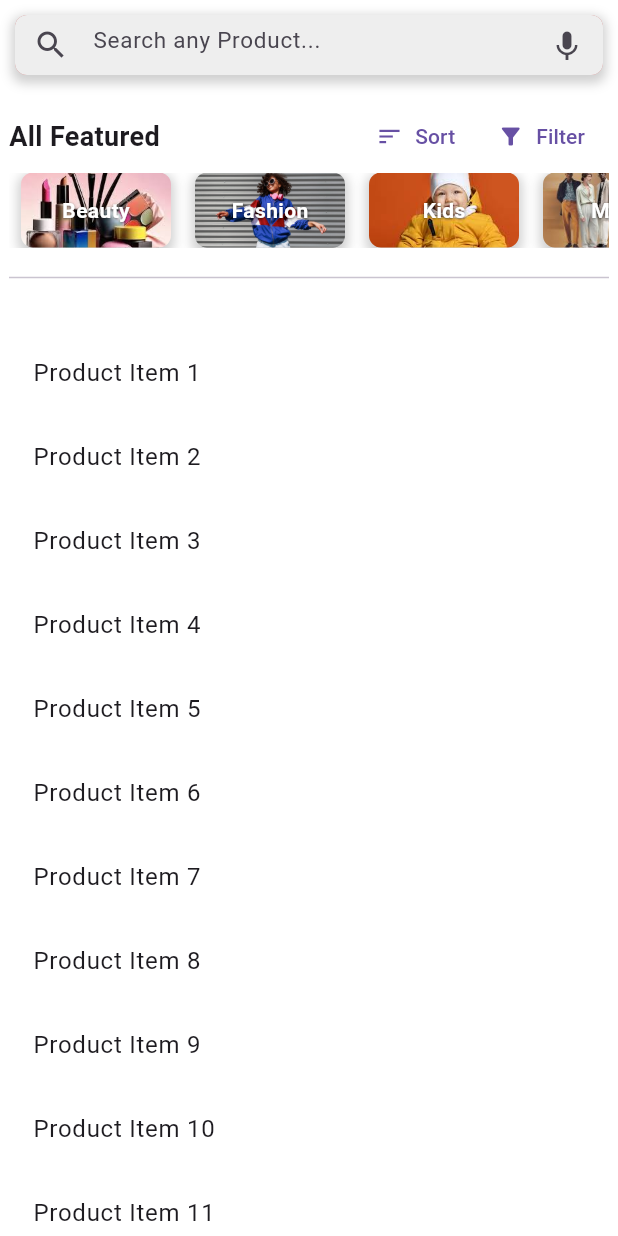
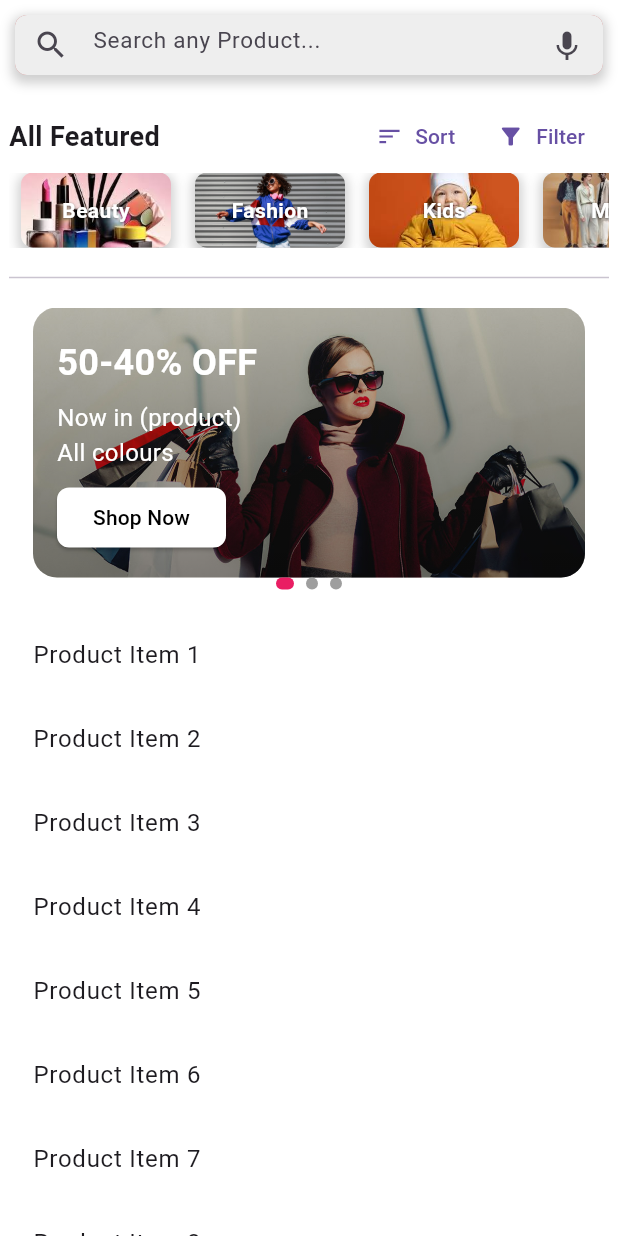
Before and after one commit to shawonkst21/flutterProjects, a Flutter app: the HomePage screen opened directly, on a phone screen of 412 x 824 dp. Run offline on Flutter 3.47's test engine with Material 3 defaults, Android fonts, the phone set to English and light mode, and no system bars.

Commit message:
add automatic page transction

```diff
--- a/lib/screen/home.dart
+++ b/lib/screen/home.dart
@@ -1,7 +1,42 @@
 import 'package:flutter/material.dart';
+import 'dart:async';
 
-class HomePage extends StatelessWidget {
+class HomePage extends StatefulWidget {
   const HomePage({super.key});
+
+  @override
+  _HomePageState createState() => _HomePageState();
+}
+
+class _HomePageState extends State<HomePage> {
+  late PageController _pageController;
+  int _currentPage = 0;
+
+  @override
+  void initState() {
+    super.initState();
+    _pageController = PageController(initialPage: 0);
+
+    // Timer for automatic page transition
+    Timer.periodic(const Duration(seconds: 3), (Timer timer) {
+      if (_currentPage < 2) {
+        _currentPage++;
+      } else {
+        _currentPage = 0;
+      }
+      _pageController.animateToPage(
+        _currentPage,
+        duration: const Duration(milliseconds: 300),
+        curve: Curves.easeIn,
+      );
+    });
+  }
+
+  @override
+  void dispose() {
+    _pageController.dispose();
+    super.dispose();
+  }
 
   @override
   Widget build(BuildContext context) {
@@ -10,7 +45,7 @@ class HomePage extends StatelessWidget {
       body: SafeArea(
         child: Column(
           children: [
-            // Fixed Search Bar
+            // Fixed Search Bar (Your existing code)
             Container(
               padding: const EdgeInsets.all(10.0),
               color: Colors.white, // Background color for the search bar
@@ -45,7 +80,10 @@ class HomePage extends StatelessWidget {
                 ),
               ),
             ),
-            // Scrollable Content
+
+            // Carousel Feature Added Here
+
+            // Scrollable Content (Your existing code)
             Expanded(
               child: SingleChildScrollView(
                 child: Padding(
@@ -76,9 +114,6 @@ class HomePage extends StatelessWidget {
                           ),
                         ],
                       ),
-
-                      // const SizedBox(height: 16),
-
                       SingleChildScrollView(
                         scrollDirection: Axis.horizontal,
                         child: Row(
@@ -121,6 +156,48 @@ class HomePage extends StatelessWidget {
                         ),
                       ),
                       const Divider(height: 40, thickness: 1.0),
+                      SizedBox(
+                        height: 180,
+                        child: PageView(
+                          controller: _pageController,
+                          children: [
+                            _buildCarouselItem(
+                              imagePath: 'assets/offer1.jpg',
+                              discountText: '50-40% OFF',
+                              description: 'Now in (product)\nAll colours',
+                            ),
+                            _buildCarouselItem(
+                              imagePath: 'assets/offer2.jpg',
+                              discountText: '25% OFF',
+                              description: 'On selected items\nLimited time!',
+                            ),
+                            _buildCarouselItem(
+                              imagePath: 'assets/offer3.jpg',
+                              discountText: '70% OFF',
+                              description: 'Clearance Sale\nHurry up!',
+                            ),
+                          ],
+                        ),
+                      ),
+
+                      // Dots Indicator
+                      Row(
+                        mainAxisAlignment: MainAxisAlignment.center,
+                        children: List.generate(3, (index) {
+                          return AnimatedContainer(
+                            duration: const Duration(milliseconds: 300),
+                            margin: const EdgeInsets.symmetric(horizontal: 4.0),
+                            height: 8,
+                            width: _currentPage == index ? 12 : 8,
+                            decoration: BoxDecoration(
+                              color: _currentPage == index
+                                  ? Colors.pink
+                                  : Colors.grey,
+                              borderRadius: BorderRadius.circular(4),
+                            ),
+                          );
+                        }),
+                      ),
 
                       const SizedBox(height: 16),
                       // Dummy content for scrolling
@@ -140,6 +217,75 @@ class HomePage extends StatelessWidget {
               ),
             ),
           ],
+        ),
+      ),
+    );
+  }
+
+  Widget _buildCarouselItem({
+    required String imagePath,
+    required String discountText,
+    required String description,
+  }) {
+    return Padding(
+      padding: const EdgeInsets.symmetric(horizontal: 16.0),
+      child: Container(
+        decoration: BoxDecoration(
+          borderRadius: BorderRadius.circular(16.0),
+          image: DecorationImage(
+            image: AssetImage(imagePath),
+            fit: BoxFit.cover,
+          ),
+        ),
+        child: Container(
+          decoration: BoxDecoration(
+            borderRadius: BorderRadius.circular(16.0),
+            gradient: LinearGradient(
+              colors: [
+                Colors.black.withOpacity(0.5),
+                Colors.black.withOpacity(0.2),
+              ],
+              begin: Alignment.bottomCenter,
+              end: Alignment.topCenter,
+            ),
+          ),
+          child: Padding(
+            padding: const EdgeInsets.all(16.0),
+            child: Column(
+              crossAxisAlignment: CrossAxisAlignment.start,
+              mainAxisAlignment: MainAxisAlignment.end,
+              children: [
+                Text(
+                  discountText,
+                  style: const TextStyle(
+                    color: Colors.white,
+                    fontSize: 24,
+                    fontWeight: FontWeight.bold,
+                  ),
+                ),
+                const SizedBox(height: 8),
+                Text(
+                  description,
+                  style: const TextStyle(
+                    color: Colors.white,
+                    fontSize: 16,
+                  ),
+                ),
+                const SizedBox(height: 8),
+                ElevatedButton(
+                  onPressed: () {},
+                  style: ElevatedButton.styleFrom(
+                    backgroundColor: Colors.white,
+                    foregroundColor: Colors.black,
+                    shape: RoundedRectangleBorder(
+                      borderRadius: BorderRadius.circular(8.0),
+                    ),
+                  ),
+                  child: const Text('Shop Now'),
+                ),
+              ],
+            ),
+          ),
         ),
       ),
     );
--- a/lib/screen/setting.dart
+++ b/lib/screen/setting.dart
@@ -159,7 +159,7 @@ class _SettingsPageState extends State<SettingsPage> {
                 const SizedBox(height: 16),
                 ElevatedButton(
                   onPressed: () {
-                    Navigator.pop(context); // Close the dialog
+                    Navigator.pushNamed(context, '/home'); // Close the dialog
                     // Add logout functionality here
                   },
                   style: ElevatedButton.styleFrom(
@@ -168,7 +168,10 @@ class _SettingsPageState extends State<SettingsPage> {
                       borderRadius: BorderRadius.circular(8),
                     ),
                   ),
-                  child: const Text('Yes, logout'),
+                  child: const Text(
+                    'Yes, logout',
+                    style: TextStyle(color: Colors.white),
+                  ),
                 ),
                 const SizedBox(height: 8),
                 TextButton(
--- a/pubspec.yaml
+++ b/pubspec.yaml
@@ -73,6 +73,9 @@ flutter:
      - assets/kids.jpeg
      - assets/mens.jpeg
      - assets/womens.jpeg
+     - assets/offer1.jpg
+     - assets/offer2.jpg
+     - assets/offer3.jpg
 
 
   # An image asset can refer to one or more resolution-specific "variants", see
```
Also changed, not shown: assets/offer1.jpg (added), assets/offer2.jpg (added), assets/offer3.jpg (added).
